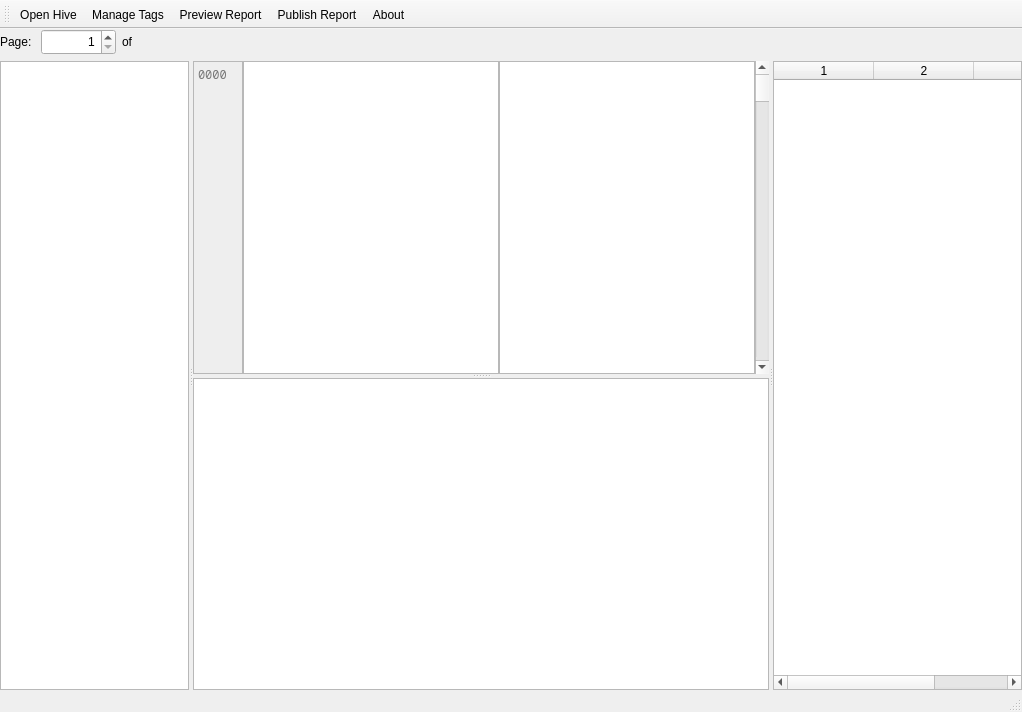
Qt form wombatsqlite.ui (pjrinaldi/wombatsqlite) before a commit.
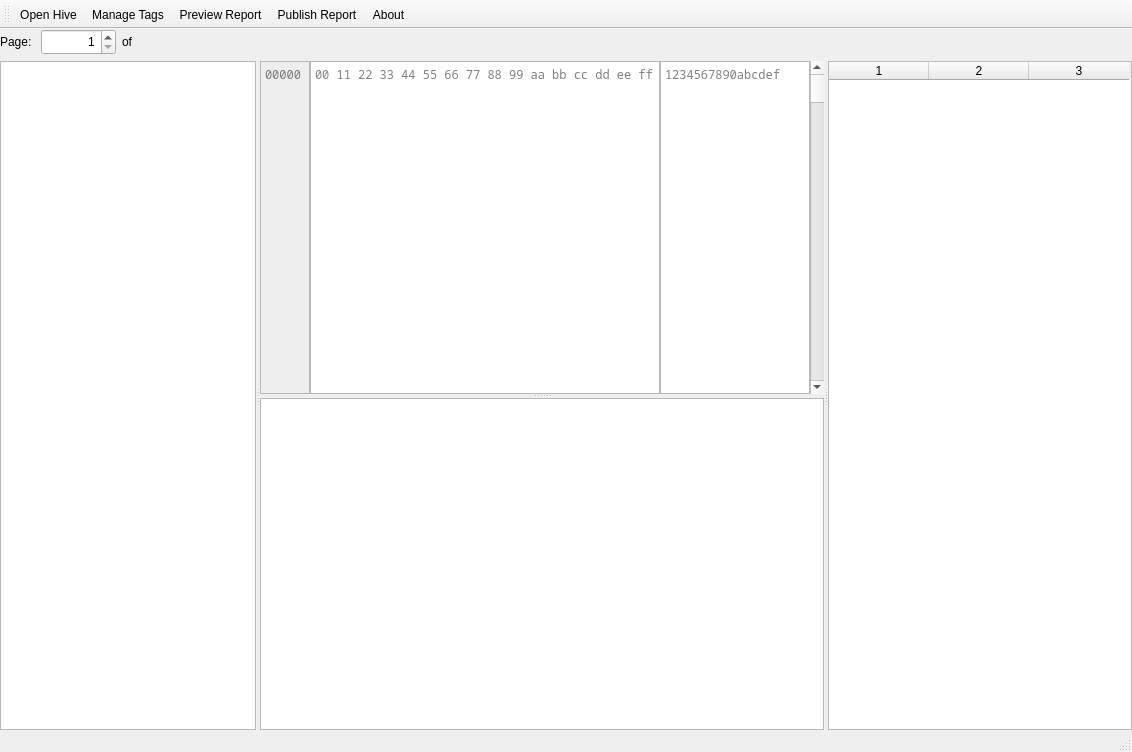
The same form after that commit. Icons and pictures are not drawn.

```diff
--- a/wombatsqlite.ui
+++ b/wombatsqlite.ui
@@ -6,8 +6,8 @@
    <rect>
     <x>0</x>
     <y>0</y>
-    <width>1022</width>
-    <height>712</height>
+    <width>1132</width>
+    <height>752</height>
    </rect>
   </property>
   <property name="windowTitle">
@@ -168,6 +168,12 @@
              <verstretch>0</verstretch>
             </sizepolicy>
            </property>
+           <property name="minimumSize">
+            <size>
+             <width>50</width>
+             <height>0</height>
+            </size>
+           </property>
            <property name="maximumSize">
             <size>
              <width>50</width>
@@ -195,7 +201,7 @@
             <bool>true</bool>
            </property>
            <property name="placeholderText">
-            <string>0000</string>
+            <string>00000</string>
            </property>
           </widget>
          </item>
@@ -207,9 +213,15 @@
              <verstretch>0</verstretch>
             </sizepolicy>
            </property>
+           <property name="minimumSize">
+            <size>
+             <width>350</width>
+             <height>0</height>
+            </size>
+           </property>
            <property name="maximumSize">
             <size>
-             <width>800</width>
+             <width>350</width>
              <height>16777215</height>
             </size>
            </property>
@@ -230,6 +242,18 @@
            <property name="horizontalScrollBarPolicy">
             <enum>Qt::ScrollBarAlwaysOff</enum>
            </property>
+           <property name="undoRedoEnabled">
+            <bool>false</bool>
+           </property>
+           <property name="readOnly">
+            <bool>true</bool>
+           </property>
+           <property name="textInteractionFlags">
+            <set>Qt::TextSelectableByKeyboard|Qt::TextSelectableByMouse</set>
+           </property>
+           <property name="placeholderText">
+            <string>00 11 22 33 44 55 66 77 88 99 aa bb cc dd ee ff</string>
+           </property>
           </widget>
          </item>
          <item>
@@ -240,9 +264,15 @@
              <verstretch>0</verstretch>
             </sizepolicy>
            </property>
+           <property name="minimumSize">
+            <size>
+             <width>150</width>
+             <height>0</height>
+            </size>
+           </property>
            <property name="maximumSize">
             <size>
-             <width>800</width>
+             <width>150</width>
              <height>16777215</height>
             </size>
            </property>
@@ -257,6 +287,18 @@
            <property name="horizontalScrollBarPolicy">
             <enum>Qt::ScrollBarAlwaysOff</enum>
            </property>
+           <property name="undoRedoEnabled">
+            <bool>false</bool>
+           </property>
+           <property name="readOnly">
+            <bool>true</bool>
+           </property>
+           <property name="textInteractionFlags">
+            <set>Qt::TextSelectableByKeyboard|Qt::TextSelectableByMouse</set>
+           </property>
+           <property name="placeholderText">
+            <string>1234567890abcdef</string>
+           </property>
           </widget>
          </item>
          <item>
@@ -278,6 +320,12 @@
        </widget>
       </widget>
       <widget class="QTableWidget" name="propwidget">
+       <property name="sizePolicy">
+        <sizepolicy hsizetype="Expanding" vsizetype="Expanding">
+         <horstretch>1</horstretch>
+         <verstretch>0</verstretch>
+        </sizepolicy>
+       </property>
        <property name="sizeAdjustPolicy">
         <enum>QAbstractScrollArea::AdjustToContents</enum>
        </property>
```
Left out of the diff: 5 changed lines with no effect on the pictures.
